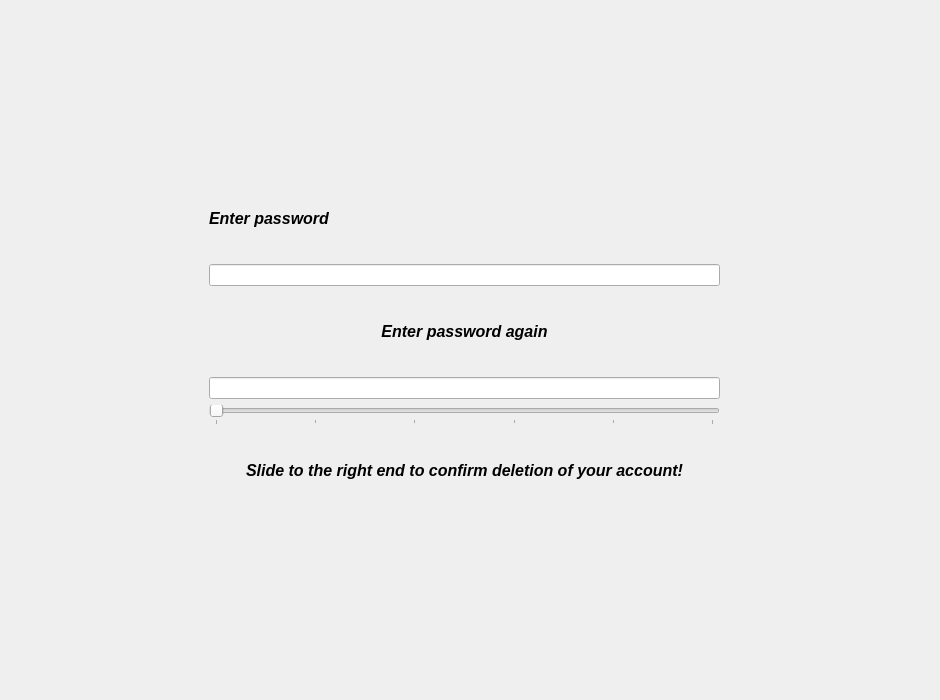
The window that mainwindow.ui (ItsAhadun/ATM) describes before a commit, drawn with Qt 5.
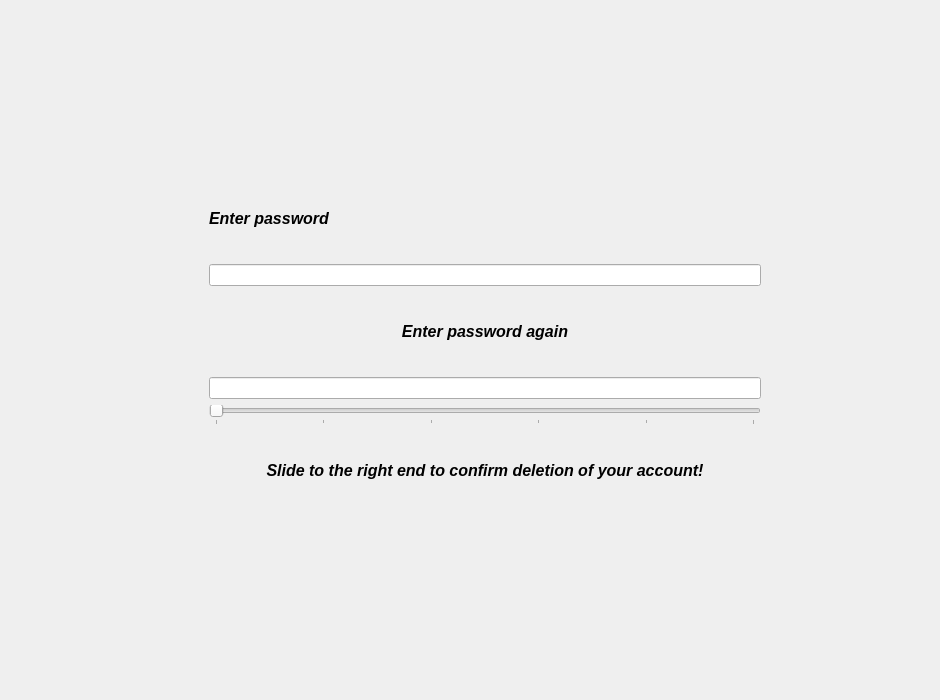
The same window after the commit. The open tabs and pages were chosen to show the change.

```diff
--- a/mainwindow.ui
+++ b/mainwindow.ui
@@ -321,7 +321,7 @@
          <rect>
           <x>200</x>
           <y>170</y>
-          <width>511</width>
+          <width>552</width>
           <height>331</height>
          </rect>
         </property>
```
Left out of the diff: 2 changed lines with no effect on the pictures.
